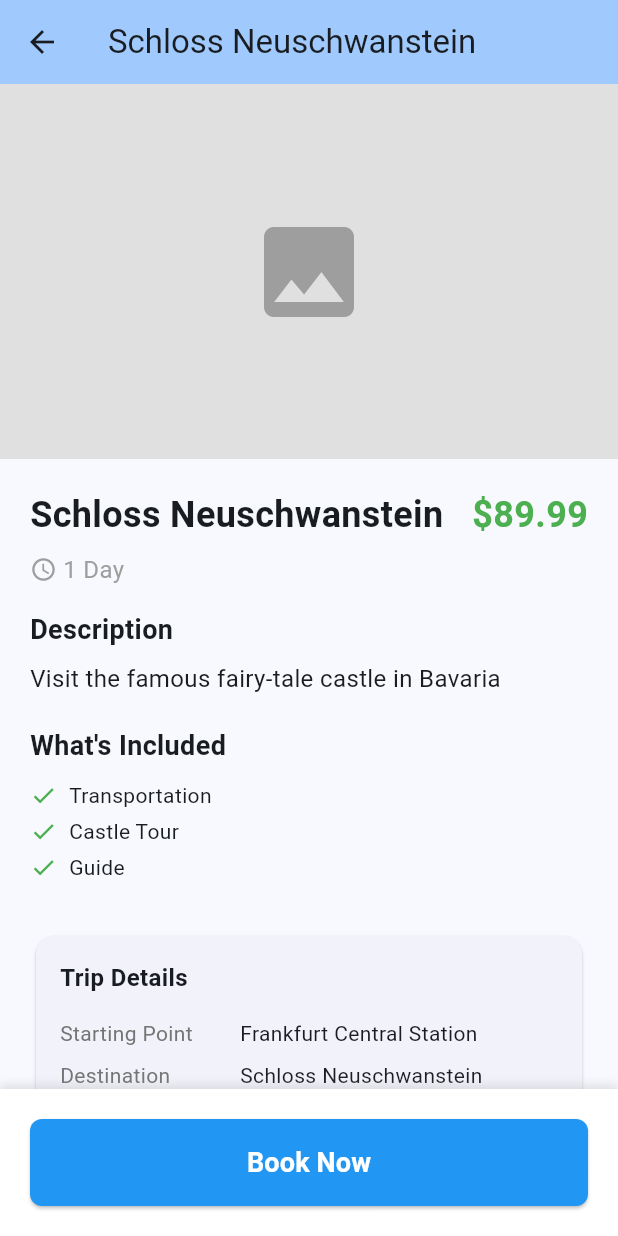
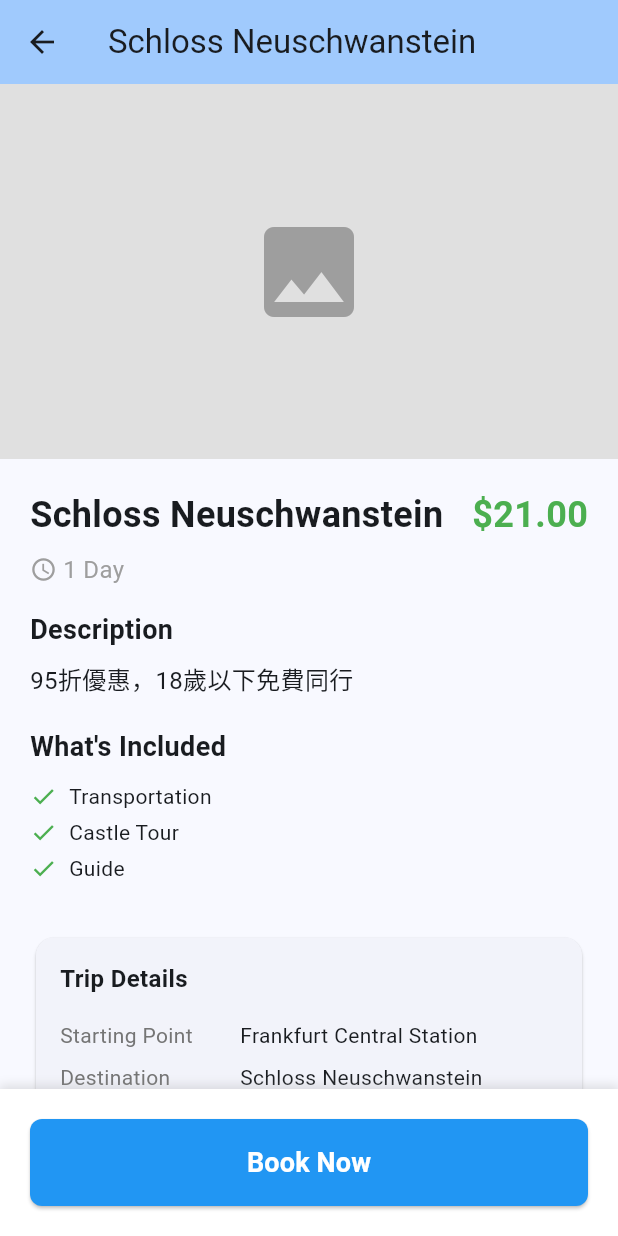
Before and after one commit to LinShihSiang/G2Rail, a Flutter app: the screen it shows after launch, after a tap on "Schloss Neuschwanstein", on a phone screen of 412 x 824 dp. Run offline on Flutter 3.47's test engine with Material 3 defaults, Android fonts, the phone set to English and light mode, and no system bars; missing offline and left inert: flutter_stripe; network calls fail.

Commit message:
Modify Home Page

```diff
--- a/App/Bts/lib/main.dart
+++ b/App/Bts/lib/main.dart
@@ -1,25 +1,27 @@
 import 'package:flutter/material.dart';
 import 'package:g2railsample/services/payment_service.dart';
 import 'package:g2railsample/pages/home_page.dart';
+import 'repos/product_repo.dart';
 
 void main() {
   PaymentService.initialize();
-  runApp(const MyApp());
+  final repo = InMemoryProductRepo();
+  runApp(MyApp(repo: repo));
 }
 
 class MyApp extends StatelessWidget {
-  const MyApp({super.key});
+  final ProductRepo repo;
+  const MyApp({super.key, required this.repo});
 
-  // This widget is the root of your application.
   @override
   Widget build(BuildContext context) {
     return MaterialApp(
-      title: 'G2Rail Travel',
+      title: 'Travel Agency',
       theme: ThemeData(
         colorScheme: ColorScheme.fromSeed(seedColor: Colors.blue),
         useMaterial3: true,
       ),
-      home: const HomePage(),
+      home: HomePage(repo: repo),
     );
   }
 }
--- a/App/Bts/lib/pages/confirmation_page.dart
+++ b/App/Bts/lib/pages/confirmation_page.dart
@@ -1,6 +1,7 @@
 import 'package:flutter/material.dart';
 import 'package:intl/intl.dart';
 import 'package:g2railsample/pages/home_page.dart';
+import '../repos/product_repo.dart';
 
 class ConfirmationPage extends StatelessWidget {
   final Map<String, dynamic> orderDetails;
@@ -323,8 +324,9 @@ class ConfirmationPage extends StatelessWidget {
   }
 
   void _goHome(BuildContext context) {
+    final repo = InMemoryProductRepo();
     Navigator.of(context).pushAndRemoveUntil(
-      MaterialPageRoute(builder: (context) => const HomePage()),
+      MaterialPageRoute(builder: (context) => HomePage(repo: repo)),
       (route) => false,
     );
   }
--- a/App/Bts/lib/pages/home_page.dart
+++ b/App/Bts/lib/pages/home_page.dart
@@ -1,179 +1,126 @@
 import 'package:flutter/material.dart';
-import 'package:g2railsample/pages/product_page.dart';
+import '../repos/product_repo.dart';
+import '../services/price_formatter.dart';
+import '../repos/models/product.dart';
+import 'product_schloss_neuschwanstein_page.dart';
 
-class HomePage extends StatelessWidget {
-  const HomePage({super.key});
+class HomePage extends StatefulWidget {
+  final ProductRepo repo;
+  const HomePage({super.key, required this.repo});
 
-  // Sample travel products data
-  final List<Map<String, dynamic>> _travelProducts = const [
-    {
-      'id': 'neuschwanstein',
-      'title': 'Schloss Neuschwanstein',
-      'description': 'Visit the famous fairy-tale castle in Bavaria',
-      'price': 89.99,
-      'image': 'assets/neuschwanstein.jpg', // TODO: Add actual assets
-      'duration': '1 Day',
-      'includes': ['Transportation', 'Castle Tour', 'Guide'],
-    },
-    {
-      'id': 'rhine_valley',
-      'title': 'Rhine Valley Tour',
-      'description': 'Scenic train journey through the Rhine Valley',
-      'price': 129.99,
-      'image': 'assets/rhine.jpg', // TODO: Add actual assets
-      'duration': '2 Days',
-      'includes': ['Train Travel', 'Hotel', 'Meals'],
-    },
-    {
-      'id': 'black_forest',
-      'title': 'Black Forest Adventure',
-      'description': 'Explore the mystical Black Forest region',
-      'price': 159.99,
-      'image': 'assets/black_forest.jpg', // TODO: Add actual assets
-      'duration': '3 Days',
-      'includes': ['Transportation', 'Accommodation', 'Activities'],
-    },
-  ];
+  @override
+  State<HomePage> createState() => _HomePageState();
+}
+
+class _HomePageState extends State<HomePage> {
+  late Future<List<Product>> _future;
+
+  @override
+  void initState() {
+    super.initState();
+    _future = widget.repo.getAll();
+  }
 
   @override
   Widget build(BuildContext context) {
     return Scaffold(
-      appBar: AppBar(
-        title: const Text('G2Rail Travel'),
-        backgroundColor: Theme.of(context).colorScheme.inversePrimary,
-        elevation: 0,
+      appBar: AppBar(title: const Text('Products')),
+      body: FutureBuilder<List<Product>>(
+        future: _future,
+        builder: (context, snap) {
+          if (snap.connectionState == ConnectionState.waiting) {
+            return const Center(child: CircularProgressIndicator());
+          }
+          if (snap.hasError) {
+            return Center(child: Text('Failed to load products: ${snap.error}'));
+          }
+          final items = snap.data ?? const [];
+          if (items.isEmpty) {
+            return const Center(child: Text('No products available'));
+          }
+          return ListView.separated(
+            padding: const EdgeInsets.all(12),
+            itemCount: items.length,
+            separatorBuilder: (_, __) => const SizedBox(height: 12),
+            itemBuilder: (context, i) => ProductCard(product: items[i]),
+          );
+        },
       ),
-      body: Column(
-        crossAxisAlignment: CrossAxisAlignment.start,
-        children: [
-          Container(
-            padding: const EdgeInsets.all(20),
-            decoration: BoxDecoration(
-              color: Theme.of(context).colorScheme.inversePrimary,
-              borderRadius: const BorderRadius.only(
-                bottomLeft: Radius.circular(20),
-                bottomRight: Radius.circular(20),
+    );
+  }
+}
+
+class ProductCard extends StatelessWidget {
+  final Product product;
+  const ProductCard({super.key, required this.product});
+
+  @override
+  Widget build(BuildContext context) {
+    final priceText = formatPrice(product.price, product.currency);
+
+    return Card(
+      elevation: 2,
+      shape: RoundedRectangleBorder(borderRadius: BorderRadius.circular(16)),
+      child: InkWell(
+        borderRadius: BorderRadius.circular(16),
+        onTap: () {
+          Navigator.of(context).push(
+            MaterialPageRoute(
+              builder: (context) => ProductPage(product: {
+                'id': product.id,
+                'title': product.name,
+                'description': product.propaganda,
+                'price': product.price.toDouble(),
+                'image': product.imageUrl,
+                'duration': '1 Day',
+                'includes': ['Transportation', 'Castle Tour', 'Guide'],
+              }),
             ),
-            ),
+          );
+        },
+        child: Padding(
+          padding: const EdgeInsets.all(12),
           child: Column(
             crossAxisAlignment: CrossAxisAlignment.start,
             children: [
-                const Text(
-                  'Discover Amazing',
-                  style: TextStyle(
-                    fontSize: 28,
-                    fontWeight: FontWeight.bold,
-                  ),
-                ),
-                const Text(
-                  'Travel Experiences',
-                  style: TextStyle(
-                    fontSize: 28,
-                    fontWeight: FontWeight.bold,
-                  ),
-                ),
-                const SizedBox(height: 8),
-                Text(
-                  'Book your perfect European adventure',
-                  style: TextStyle(
-                    fontSize: 16,
-                    color: Colors.grey[600],
-                  ),
-                ),
-              ],
-            ),
-          ),
-          const Padding(
-            padding: EdgeInsets.all(20),
-            child: Text(
-              'Popular Travel Packages',
-              style: TextStyle(
-                fontSize: 20,
-                fontWeight: FontWeight.bold,
+              AspectRatio(
+                aspectRatio: 16 / 9,
+                child: ClipRRect(
+                  borderRadius: BorderRadius.circular(12),
+                  child: Image.asset(
+                    product.imageUrl,
+                    fit: BoxFit.cover,
+                    errorBuilder: (_, __, ___) => const ColoredBox(
+                      color: Color(0xFFE0E0E0),
+                      child: Center(child: Icon(Icons.image_not_supported)),
                     ),
                   ),
                 ),
-          Expanded(
-            child: ListView.builder(
-              padding: const EdgeInsets.symmetric(horizontal: 20),
-              itemCount: _travelProducts.length,
-              itemBuilder: (context, index) {
-                final product = _travelProducts[index];
-                return _buildProductCard(context, product);
-              },
+              ),
+              const SizedBox(height: 10),
+              Text(
+                product.name,
+                style: Theme.of(context).textTheme.titleMedium?.copyWith(
+                      fontWeight: FontWeight.w700,
                     ),
               ),
-        ],
-      ),
-    );
-  }
-
-  Widget _buildProductCard(BuildContext context, Map<String, dynamic> product) {
-    return Card(
-      margin: const EdgeInsets.only(bottom: 16),
-      elevation: 4,
-      shape: RoundedRectangleBorder(
-        borderRadius: BorderRadius.circular(12),
-      ),
-      child: InkWell(
-        onTap: () => _navigateToProduct(context, product),
-        borderRadius: BorderRadius.circular(12),
-        child: Column(
-          crossAxisAlignment: CrossAxisAlignment.start,
-          children: [
-            Container(
-              height: 200,
-              decoration: BoxDecoration(
-                borderRadius: const BorderRadius.vertical(top: Radius.circular(12)),
-                color: Colors.grey[300],
-              ),
-              child: const Center(
-                child: Icon(
-                  Icons.image,
-                  size: 50,
-                  color: Colors.grey,
+              const SizedBox(height: 6),
+              Text(
+                product.propaganda,
+                maxLines: 2,
+                overflow: TextOverflow.ellipsis,
+                style: Theme.of(context).textTheme.bodyMedium?.copyWith(
+                      color: Theme.of(context).textTheme.bodySmall?.color,
                     ),
               ),
-            ),
-            Padding(
-              padding: const EdgeInsets.all(16),
-              child: Column(
-                crossAxisAlignment: CrossAxisAlignment.start,
-                children: [
-                  Text(
-                    product['title'],
-                    style: const TextStyle(
-                      fontSize: 18,
-                      fontWeight: FontWeight.bold,
-                    ),
-                  ),
-                  const SizedBox(height: 4),
-                  Text(
-                    product['description'],
-                    style: TextStyle(
-                      fontSize: 14,
-                      color: Colors.grey[600],
-                    ),
-                  ),
-                  const SizedBox(height: 8),
+              const SizedBox(height: 10),
               Row(
                 children: [
-                      Icon(Icons.access_time, size: 16, color: Colors.grey[600]),
-                      const SizedBox(width: 4),
+                  const Icon(Icons.attach_money, size: 18),
                   Text(
-                        product['duration'],
-                        style: TextStyle(
-                          fontSize: 12,
-                          color: Colors.grey[600],
-                        ),
-                      ),
-                      const Spacer(),
-                      Text(
-                        '\$${product['price'].toStringAsFixed(2)}',
-                        style: const TextStyle(
-                          fontSize: 18,
-                          fontWeight: FontWeight.bold,
-                          color: Colors.green,
+                    priceText,
+                    style: Theme.of(context).textTheme.titleSmall?.copyWith(
+                          fontWeight: FontWeight.w600,
                         ),
                   ),
                 ],
@@ -181,16 +128,6 @@ class HomePage extends StatelessWidget {
             ],
           ),
         ),
-          ],
-        ),
-      ),
-    );
-  }
-
-  void _navigateToProduct(BuildContext context, Map<String, dynamic> product) {
-    Navigator.of(context).push(
-      MaterialPageRoute(
-        builder: (context) => ProductPage(product: product),
       ),
     );
   }
--- /dev/null
+++ b/App/Bts/lib/repos/models/product.dart
@@ -0,0 +1,17 @@
+class Product {
+  final String id;
+  final String name;
+  final String imageUrl;   // local asset or remote URL
+  final String propaganda; // marketing tagline
+  final num price;         // numeric price, ex: 21
+  final String currency;   // ISO 4217, e.g., "EUR"
+
+  const Product({
+    required this.id,
+    required this.name,
+    required this.imageUrl,
+    required this.propaganda,
+    required this.price,
+    required this.currency,
+  });
+}
--- /dev/null
+++ b/App/Bts/lib/repos/product_repo.dart
@@ -0,0 +1,21 @@
+import 'models/product.dart';
+
+abstract class ProductRepo {
+  Future<List<Product>> getAll();
+}
+
+class InMemoryProductRepo implements ProductRepo {
+  @override
+  Future<List<Product>> getAll() async {
+    return const [
+      Product(
+        id: 'prod_schloss_neuschwanstein',
+        name: 'Schloss Neuschwanstein',
+        imageUrl: 'assets/images/schloss_neuschwanstein.jpg', // placeholder
+        propaganda: '95折優惠，18歲以下免費同行',
+        price: 21,
+        currency: 'EUR',
+      ),
+    ];
+  }
+}
--- /dev/null
+++ b/App/Bts/lib/services/price_formatter.dart
@@ -0,0 +1,6 @@
+import 'package:intl/intl.dart';
+
+String formatPrice(num amount, String currency) {
+  final f = NumberFormat.simpleCurrency(name: currency);
+  return f.format(amount);
+}
--- a/App/Bts/pubspec.yaml
+++ b/App/Bts/pubspec.yaml
@@ -26,10 +26,8 @@ dev_dependencies:
 flutter:
   uses-material-design: true
 
-  # To add assets to your application, add an assets section, like this:
-  # assets:
-  #   - images/a_dot_burr.jpeg
-  #   - images/a_dot_ham.jpeg
+  assets:
+    - assets/images/schloss_neuschwanstein.jpg
 
   # An image asset can refer to one or more resolution-specific "variants", see
   # https://flutter.dev/to/resolution-aware-images
```
Also changed, not shown: App/Bts/lib/pages/product_schloss_neuschwanstein_page.dart (renamed from App/Bts/lib/pages/product_page.dart), 2 other files. Lines whose indentation alone changed are shown as unchanged.
